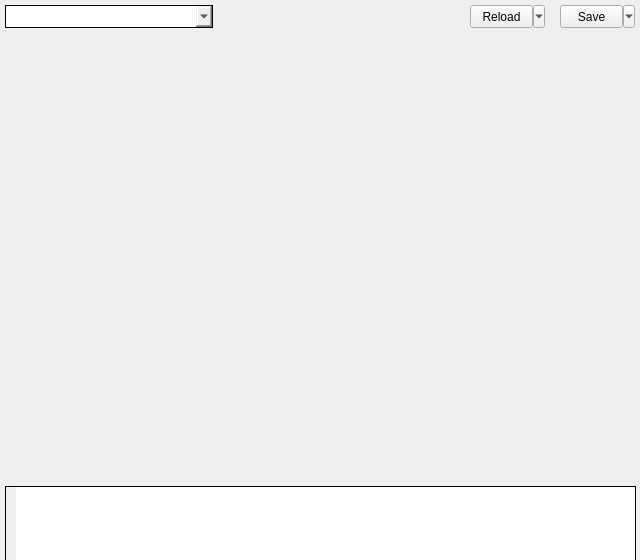
The window that FFXEditor/ffxeditor.ui (ZTHawk/FFXEditor) describes before a commit, drawn with Qt 5.
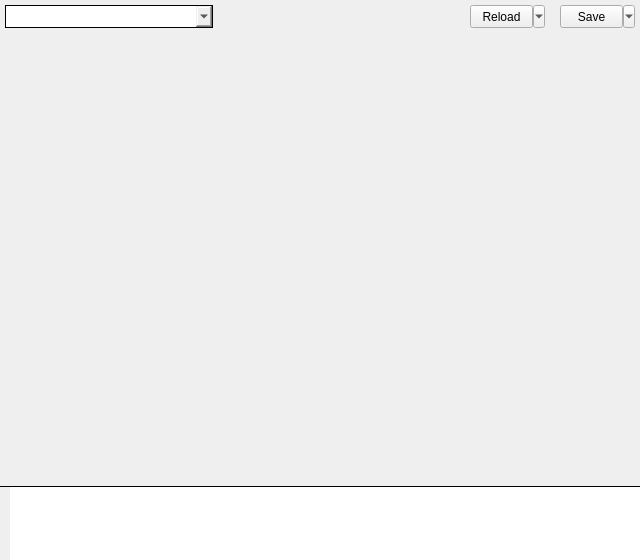
The same window after the commit. Icons and pictures are not drawn.

Commit message: * info box is now more readable

```diff
--- a/FFXEditor/ffxeditor.ui
+++ b/FFXEditor/ffxeditor.ui
@@ -162,10 +162,10 @@
    <widget class="QPlainTextEdit" name="infoLabel">
     <property name="geometry">
      <rect>
-      <x>5</x>
+      <x>-1</x>
       <y>486</y>
-      <width>631</width>
-      <height>75</height>
+      <width>642</width>
+      <height>76</height>
      </rect>
     </property>
     <property name="font">
@@ -183,6 +183,9 @@
     <property name="frameShadow">
      <enum>QFrame::Plain</enum>
     </property>
+    <property name="horizontalScrollBarPolicy">
+     <enum>Qt::ScrollBarAlwaysOff</enum>
+    </property>
     <property name="documentTitle">
      <string notr="true"/>
     </property>
```
Left out of the diff: 3 changed lines with no effect on the pictures.
